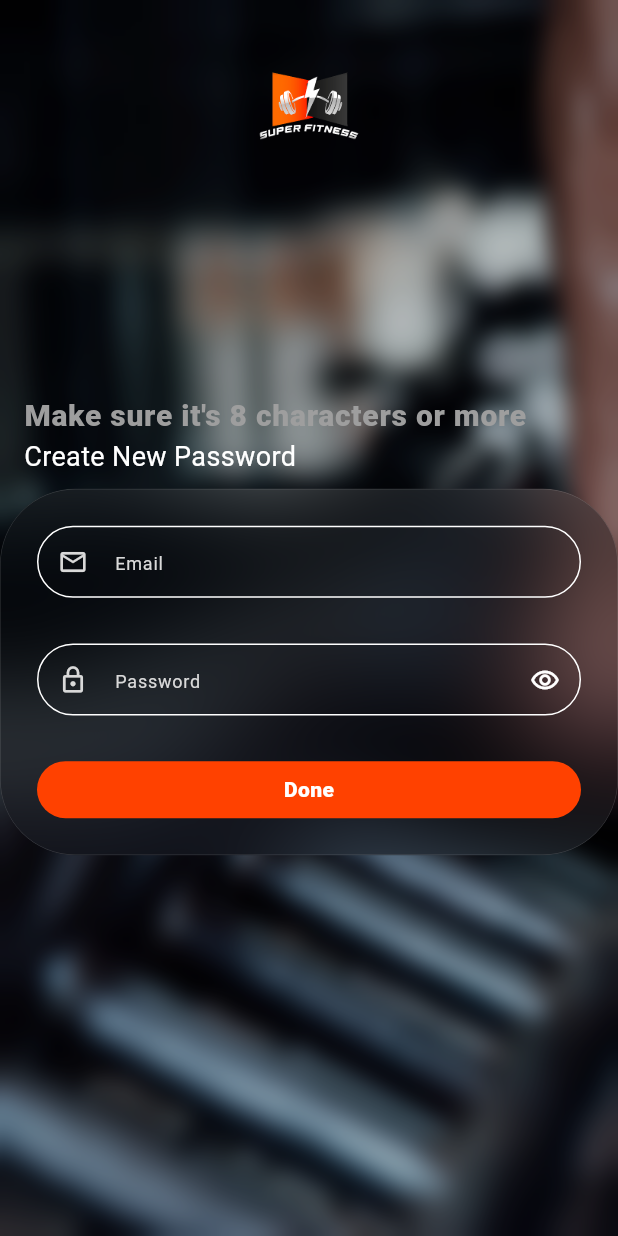
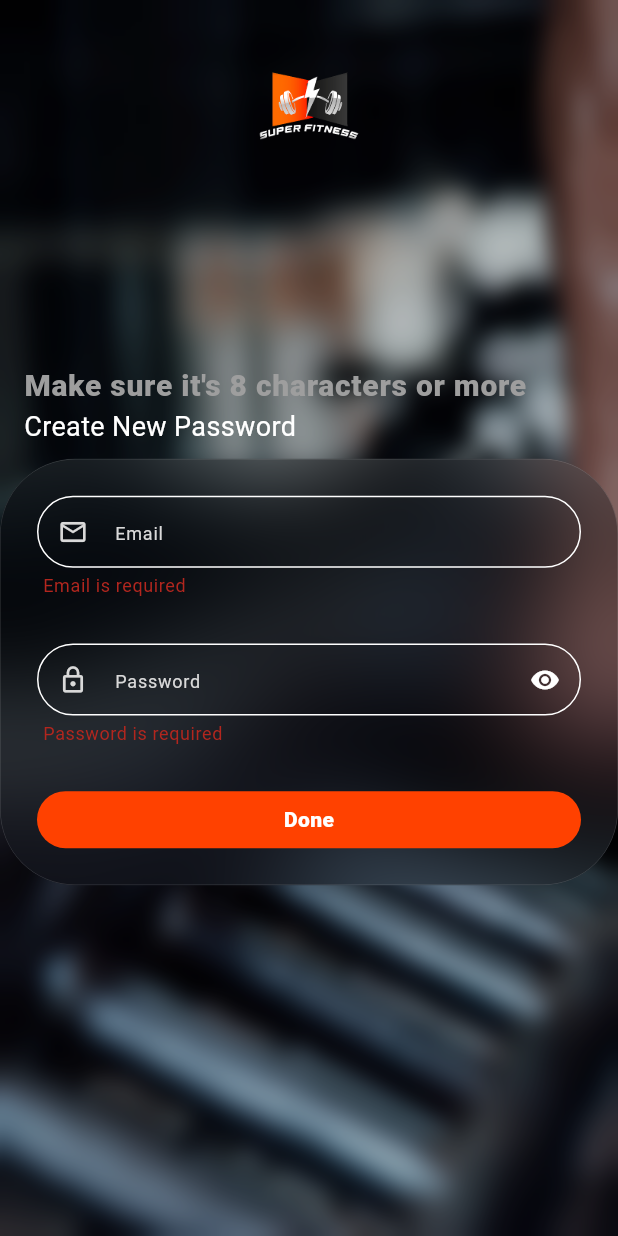
Before and after one commit to haidyhesham95/fitness_app, a Flutter app: the CreatePasswordView widget shown alone on an empty page, opened directly, after a tap on "Done", on a phone screen of 412 x 824 dp. Run offline on Flutter 3.47's test engine with Material 3 defaults, Android fonts, the phone set to English and light mode, and no system bars; drawn by our look-alikes of glassmorphism_ui; our stand-ins replace animated_text_kit, awesome_snackbar_content, bloc, connectivity_plus, dio, equatable and 12 more; accounts and stored records are empty; generated files the repository leaves out were written again; Roboto replaces fonts that are missing (Baloo Thambi 2).

Commit message:
feat: integrate API with reset password view

```diff
--- a/lib/core/utils/widgets/custom_text_form_feild.dart
+++ b/lib/core/utils/widgets/custom_text_form_feild.dart
@@ -10,18 +10,21 @@ class CustomTextFormField extends StatelessWidget {
       required this.icon,
       this.controller,
       this.validator,
-      this.suffixIcon});
+      this.suffixIcon,
+      this.isPassword});
 
   final String hintTxt;
   final IconData icon;
   final TextEditingController? controller;
   final String? Function(String?)? validator;
   final Widget? suffixIcon;
+  final bool? isPassword;
 
   @override
   Widget build(BuildContext context) {
     return SizedBox(
       child: TextFormField(
+        obscureText: isPassword ?? false,
         cursorColor: MyColors.baseColor,
         style: const TextStyle(color: Colors.white),
         validator: validator,
--- a/lib/features/auth/presentation/forget_password/views/create_password_view.dart
+++ b/lib/features/auth/presentation/forget_password/views/create_password_view.dart
@@ -1,17 +1,49 @@
 import 'package:fitness_app/core/styles/colors/my_colors.dart';
 import 'package:fitness_app/core/utils/extension/media_query_values.dart';
+import 'package:fitness_app/core/utils/extension/navigation.dart';
 import 'package:fitness_app/core/utils/validators.dart';
 import 'package:fitness_app/core/utils/widgets/buttons/custom_button.dart';
 import 'package:fitness_app/core/utils/widgets/custom_glassy_container.dart';
 import 'package:fitness_app/core/utils/widgets/custom_text_form_feild.dart';
+import 'package:fitness_app/features/auth/domain/entities/request/reset_password_request_entity.dart';
+import 'package:fitness_app/features/auth/presentation/forget_password/viewModel/forget_password_actions.dart';
 import 'package:fitness_app/features/auth/presentation/forget_password/widgets/custom_blur_bg.dart';
 import 'package:flutter/material.dart';
+import 'package:flutter_bloc/flutter_bloc.dart';
 import 'package:flutter_screenutil/flutter_screenutil.dart';
 
 import '../../../../../core/localization/lang_keys.dart';
+import '../../../../../core/networking/common/regester_context_module.dart';
+import '../../../../../core/utils/widgets/custom_toast.dart';
+import '../viewModel/forget_password_view_model_cubit.dart';
 
-class CreatePasswordView extends StatelessWidget {
+class CreatePasswordView extends StatefulWidget {
   const CreatePasswordView({super.key});
+
+  @override
+  State<CreatePasswordView> createState() => _CreatePasswordViewState();
+}
+
+class _CreatePasswordViewState extends State<CreatePasswordView> {
+  bool _isPasswordVisible = false;
+  final _formKey = GlobalKey<FormState>();
+  late final TextEditingController _passwordController;
+  late final TextEditingController _emailController;
+  late final ForgetPasswordViewModelCubit viewModel;
+
+  @override
+  void initState() {
+    _passwordController = TextEditingController();
+    _emailController = TextEditingController();
+    viewModel = getIt<ForgetPasswordViewModelCubit>();
+    super.initState();
+  }
+
+  void _togglePasswordVisibility() {
+    setState(() {
+      _isPasswordVisible = !_isPasswordVisible;
+    });
+  }
 
   @override
   Widget build(BuildContext context) {
@@ -19,10 +51,35 @@ class CreatePasswordView extends StatelessWidget {
         widget: CustomGlassyContainer(
             child: Padding(
           padding: EdgeInsets.all(24.0.h),
+          child: BlocProvider(
+            create: (_) => viewModel,
+            child: BlocListener<ForgetPasswordViewModelCubit,
+                ForgetPasswordViewModelState>(
+              listener: (context, state) {
+                switch (state) {
+                  case resetPasswordLoading():
+                    CustomToast.showLoadingToast(
+                        message: context.translate(LangKeys.loading));
+                    break;
+                  case resetPasswordSuccess():
+                    CustomToast.showSuccessToast(
+                        message: context.translate(LangKeys.success));
+                    break;
+                  case resetPasswordError():
+                    CustomToast.showErrorToast(
+                        message: state.errorMessage.error.toString());
+                    break;
+                  default:
+                    null;
+                }
+              },
+              child: Form(
+                key: _formKey,
                 child: Column(
                   spacing: 30.h,
                   children: [
                     CustomTextFormField(
+                      controller: _emailController,
                       hintTxt: context.translate(LangKeys.email),
                       validator: (value) {
                         return Validators.validateEmail(value, context);
@@ -30,22 +87,40 @@ class CreatePasswordView extends StatelessWidget {
                       icon: Icons.email_outlined,
                     ),
                     CustomTextFormField(
+                      controller: _passwordController,
                       hintTxt: context.translate(LangKeys.password),
                       validator: (value) {
-                  return Validators.validateEmail(value, context);
+                        return Validators.validatePassword(value, context);
                       },
                       icon: Icons.lock_outline,
-                suffixIcon: const Icon(
-                  Icons.remove_red_eye_outlined,
+                      isPassword: !_isPasswordVisible,
+                      suffixIcon: GestureDetector(
+                        onTap: _togglePasswordVisibility,
+                        child: Icon(
+                          _isPasswordVisible
+                              ? Icons.visibility_off
+                              : Icons.visibility,
                           color: MyColors.white,
                           size: 20,
                         ),
                       ),
+                    ),
                     CustomButton(
                       txt: context.translate(LangKeys.done),
-                onTap: () {},
+                      onTap: () {
+                        if (_formKey.currentState!.validate()) {
+                          viewModel.doAction(ResetPasswordSubmit(
+                              ResetPasswordRequestEntity(
+                                  email: _emailController.text.trim(),
+                                  newPassword:
+                                      _passwordController.text.trim())));
+                        }
+                      },
                     )
                   ],
+                ),
+              ),
+            ),
           ),
         )),
         title: context.translate(LangKeys.makeSureItsCharactersOrMore),
--- a/lib/features/auth/presentation/forget_password/views/forget_password_view.dart
+++ b/lib/features/auth/presentation/forget_password/views/forget_password_view.dart
@@ -65,7 +65,10 @@ class _ForgetPasswordViewState extends State<ForgetPasswordView> {
                     case ForgetPasswordViewModelSuccess():
                       CustomToast.showSuccessToast(
                           message: context.translate(LangKeys.success));
-                      context.pushNamed(AppRoutes.verifyOtpView);
+                      context.pushNamed(AppRoutes.verifyOtpView,
+                          arguments: ForgetPasswordRequestEntity(
+                            email: emailController.text.trim(),
+                          ));
                       break;
                     case ForgetPasswordViewModelError():
                       CustomToast.showErrorToast(
```
Also changed, not shown: lib/features/auth/presentation/forget_password/views/verify_otp_view.dart (+14 -4 lines). Lines whose indentation alone changed are shown as unchanged.
